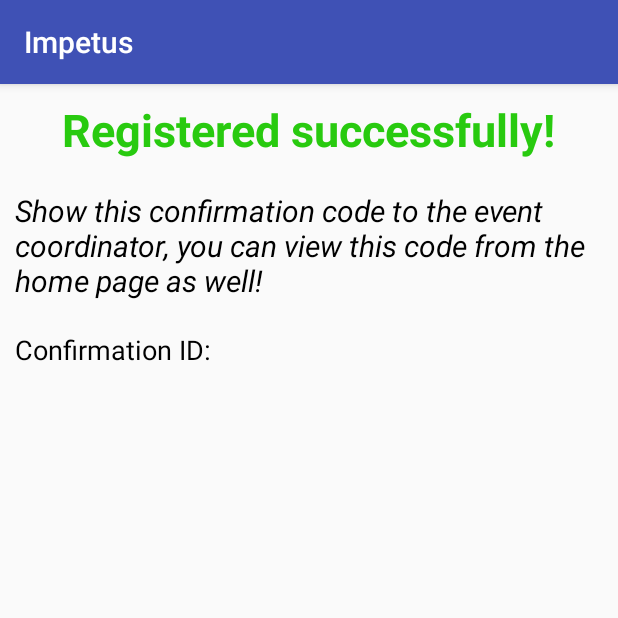
After one commit to CaptainDaVinci/Impetus, an Android app: the ConfirmKeyActivity screen opened directly, with no data from a screen before it, on a phone screen of 412 x 824 dp, the top half of it. The commit adds this screen. Run offline under Robolectric (Android 15) with nearby library versions, the phone set to English and light mode, and no system bars; our stand-ins replace Firebase (no records; nobody signed in at launch, a user with empty details on screens opened directly); Roboto replaces fonts that are not available here.

Commit message:
Added confirmation activity.

```diff
--- a/app/build.gradle
+++ b/app/build.gradle
@@ -37,4 +37,5 @@ dependencies {
 
 
 
+
 apply plugin: 'com.google.gms.google-services'
--- /dev/null
+++ b/app/src/main/java/uvce/com/impetus/ConfirmKeyActivity.java
@@ -0,0 +1,115 @@
+package uvce.com.impetus;
+
+import android.content.Intent;
+import android.content.SharedPreferences;
+import android.os.Bundle;
+import android.support.v7.app.AppCompatActivity;
+import android.util.Log;
+import android.view.View;
+import android.widget.Button;
+import android.widget.TextView;
+import android.widget.Toast;
+
+import com.google.firebase.database.DataSnapshot;
+import com.google.firebase.database.DatabaseError;
+import com.google.firebase.database.DatabaseReference;
+import com.google.firebase.database.FirebaseDatabase;
+import com.google.firebase.database.Query;
+import com.google.firebase.database.ValueEventListener;
+
+public class ConfirmKeyActivity extends AppCompatActivity {
+    private final static String TAG = LoginActivity.TAG;
+    private User user = null;
+    private Button homeButton;
+    private String key = "";
+    private TextView confirmField;
+
+    @Override
+    protected void onCreate(Bundle savedInstanceState) {
+        super.onCreate(savedInstanceState);
+        setContentView(R.layout.activity_confirm_key);
+
+        Log.d(TAG, "Confirm key activity started");
+
+        confirmField = findViewById(R.id.confirmKeyField);
+        homeButton = findViewById(R.id.homeButton);
+
+        SharedPreferences preferences = getSharedPreferences(HomeActivity.USERSESSION, MODE_PRIVATE);
+        int userId = preferences.getInt("userId", -1);
+        int eventId = getIntent().getIntExtra("eventId", -1);
+        if (userId == -1 || eventId == -1) {
+            Log.d(TAG, "User id: " + userId + " even Id: " +eventId);
+            Toast.makeText(getApplicationContext(), "Some thing went wrong!", Toast.LENGTH_SHORT).show();
+            return ;
+        }
+
+        getUserData(userId, eventId);
+    }
+
+    @Override
+    public void onBackPressed() {
+        super.onBackPressed();
+
+        if (user != null && !key.equals("-1")) {
+            startHomePageActivity(user);
+        }
+    }
+
+    public void getUserData(int userId, final int eventId) {
+        Log.d(TAG, "Fetching user data for " + userId);
+
+        DatabaseReference userRef = FirebaseDatabase.getInstance().getReference().child("users");
+        Query userQuery = userRef.orderByChild("id").equalTo(userId);
+
+        ValueEventListener listener = new ValueEventListener() {
+            @Override
+            public void onDataChange(DataSnapshot dataSnapshot) {
+                for(DataSnapshot snapshot : dataSnapshot.getChildren()) {
+                    user = snapshot.getValue(User.class);
+
+                    DataSnapshot eventsSnapShot = snapshot.child("eventsRegistered").child("event");
+                    for (DataSnapshot eventSnapshot : eventsSnapShot.getChildren()) {
+                        if (eventSnapshot.child("eventId").getValue(Integer.class) == eventId) {
+                            key = eventSnapshot.child("confirmKey").getValue(String.class);
+                            break;
+                        }
+                    }
+                }
+
+                confirmField.setText(key);
+                Log.d(TAG, "Got user: " + user.showInfo() + " and event key for: "
+                        + eventId + " " + key);
+
+
+                homeButton.setVisibility(View.VISIBLE);
+                homeButton.setOnClickListener(new View.OnClickListener() {
+                    @Override
+                    public void onClick(View view) {
+                        startHomePageActivity(user);
+                    }
+                });
+            }
+
+            @Override
+            public void onCancelled(DatabaseError databaseError) {
+            }
+        };
+
+        userQuery.addListenerForSingleValueEvent(listener);
+        userQuery.removeEventListener(listener);
+    }
+
+    private void startHomePageActivity(User user) {
+        if (user == null) {
+            Log.d(TAG, "No user found");
+            Toast.makeText(getApplicationContext(), "Something went wrong!", Toast.LENGTH_SHORT).show();
+        }
+
+        Intent homePageIntent = new Intent(ConfirmKeyActivity.this, HomeActivity.class);
+        homePageIntent.putExtra("User", user);
+        homePageIntent.addFlags(Intent.FLAG_ACTIVITY_CLEAR_TOP);
+
+        startActivity(homePageIntent);
+        finish();
+    }
+}
--- a/app/src/main/java/uvce/com/impetus/LoginActivity.java
+++ b/app/src/main/java/uvce/com/impetus/LoginActivity.java
@@ -89,7 +89,7 @@ public class LoginActivity extends AppCompatActivity implements View.OnClickList
         ValueEventListener listener = new ValueEventListener() {
             @Override
             public void onDataChange(DataSnapshot dataSnapshot) {
-                boolean found = false;
+                boolean found = false, invalid = false;
                 for(DataSnapshot snapshot : dataSnapshot.getChildren()) {
                     User user = snapshot.getValue(User.class);
                     assert user != null;
@@ -99,11 +99,12 @@ public class LoginActivity extends AppCompatActivity implements View.OnClickList
                         found = true;
                     } else {
                         Log.d(TAG, "Invalid credential " + password + " - " + user.getPassword());
+                        invalid = true;
                         showError(3);
                     }
                 }
 
-                if (!found) {
+                if (!found && !invalid) {
                     Log.d(TAG, "Not found");
                     showError(4);
                 }
--- /dev/null
+++ b/app/src/main/res/layout/activity_confirm_key.xml
@@ -0,0 +1,61 @@
+<?xml version="1.0" encoding="utf-8"?>
+<RelativeLayout xmlns:android="http://schemas.android.com/apk/res/android"
+    android:layout_width="match_parent"
+    android:layout_height="match_parent"
+    android:padding="10dp">
+
+    <TextView
+        android:id="@+id/header"
+        android:layout_width="wrap_content"
+        android:layout_height="wrap_content"
+        android:textSize="30sp"
+        android:textStyle="bold"
+        android:textColor="#28ca0f"
+        android:layout_centerHorizontal="true"
+        android:text="Registered successfully!"/>
+
+    <TextView
+        android:id="@+id/descriptionField"
+        android:layout_width="match_parent"
+        android:layout_height="wrap_content"
+        android:layout_below="@+id/header"
+        android:layout_marginTop="20dp"
+        android:textSize="20sp"
+        android:textColor="@android:color/black"
+        android:textStyle="italic"
+        android:text="Show this confirmation code to the event coordinator, you can view this code from the home page as well!"/>
+
+    <TextView
+        android:id="@+id/confirmLabel"
+        android:layout_width="wrap_content"
+        android:layout_height="wrap_content"
+        android:layout_marginTop="20dp"
+        android:layout_below="@id/descriptionField"
+        android:textSize="18sp"
+        android:textColor="@android:color/black"
+        android:layout_centerHorizontal="true"
+        android:layout_alignParentStart="true"
+        android:text="Confirmation ID: "/>
+
+    <TextView
+        android:id="@+id/confirmKeyField"
+        android:layout_width="wrap_content"
+        android:layout_height="wrap_content"
+        android:layout_below="@id/paytmButton"
+        android:textSize="24sp"
+        android:textColor="#e6190f"
+        android:textStyle="bold"
+        android:layout_alignBaseline="@+id/confirmLabel"
+        android:layout_toRightOf="@+id/confirmLabel"
+        android:text=""/>
+
+    <Button
+        android:id="@+id/homeButton"
+        android:layout_width="wrap_content"
+        android:layout_height="wrap_content"
+        android:text="Home"
+        android:layout_marginTop="20dp"
+        android:layout_centerHorizontal="true"
+        android:layout_below="@+id/confirmKeyField"
+        android:visibility="gone"/>
+</RelativeLayout>
```
Also changed, not shown: app/src/main/AndroidManifest.xml (+5 -3 lines), app/src/main/java/uvce/com/impetus/EventAdapter.java (+10 -8 lines), app/src/main/java/uvce/com/impetus/EventInfoActivity.java (+16 -8 lines), app/src/main/java/uvce/com/impetus/RegisterActivity.java (+65 -28 lines).
